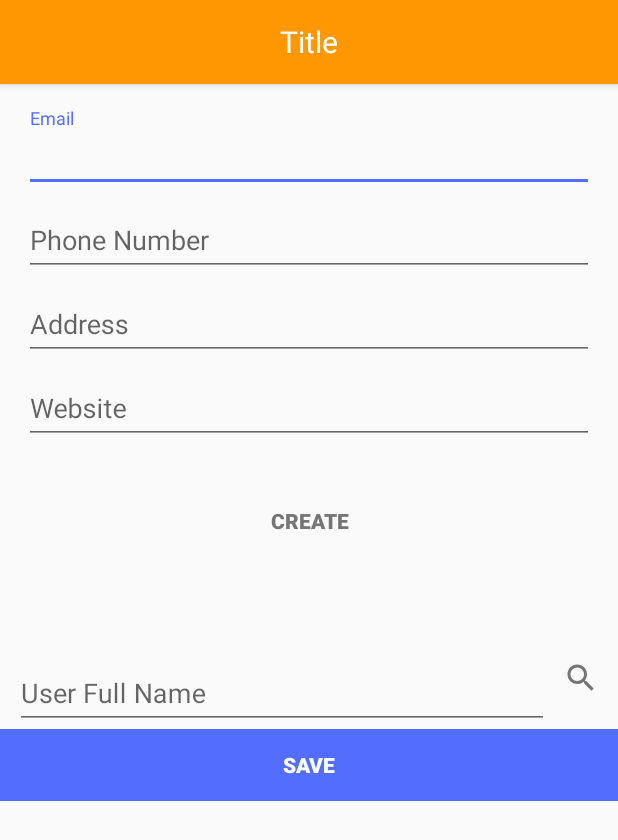
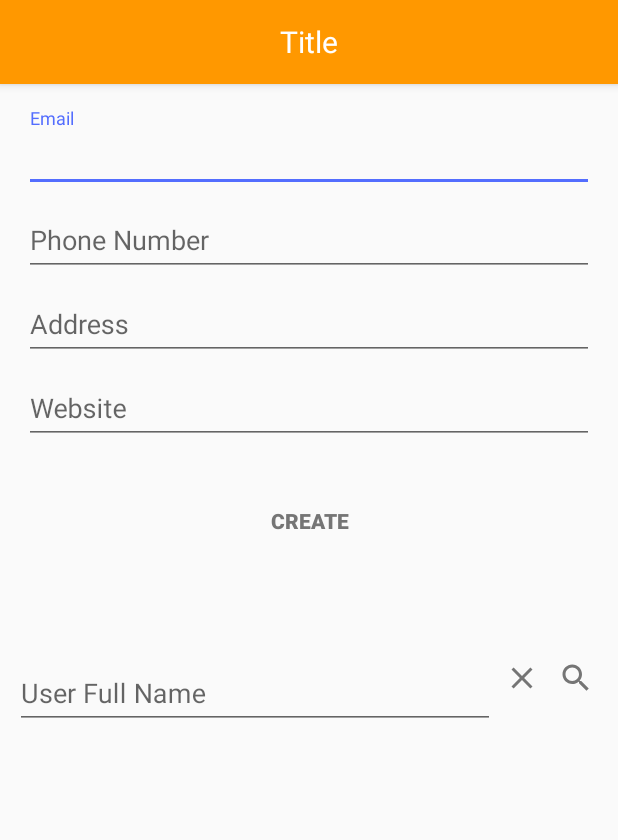
Before and after one commit to konstantinosraptis91/business-card-wallet, an Android app: the SearchBusinessCardFragment screen opened directly, with no data from a screen before it, on a phone screen of 412 x 824 dp. Shown: the top 840 px of the screen. Run offline under Robolectric (Android 15) with nearby library versions, the phone set to English and light mode, and no system bars; libraries missing offline, so code that uses them is left out: io.realm; 4 statements that could not run were skipped.

Commit message:
search and add card to wallet implemented. Minor changes in UI

```diff
--- a/app/src/main/java/gr/bcw/business_card_wallet/fragment/AddedBusinessCardsFragment.java
+++ b/app/src/main/java/gr/bcw/business_card_wallet/fragment/AddedBusinessCardsFragment.java
@@ -217,7 +217,7 @@ public class AddedBusinessCardsFragment extends Fragment implements SwipeRefresh
     private class SaveWalletEntryTask extends AsyncTask<WalletEntryWebService, Void, BusinessCard> {
 
         private String token;
-        private WalletEntry entry;
+        private final WalletEntry entry;
         private String message = "";
 
         public SaveWalletEntryTask(WalletEntry entry, String token) {
@@ -246,7 +246,6 @@ public class AddedBusinessCardsFragment extends Fragment implements SwipeRefresh
 
             if (card != null) {
                 // wallet entry saved successfully
-                Toast.makeText(getActivity(), "success", Toast.LENGTH_LONG).show();
                 Log.d(TAG, "wallet entry saved successfully");
                 Log.d(TAG, card.toString());
 
--- a/app/src/main/java/gr/bcw/business_card_wallet/webservice/WalletEntryWebServiceImpl.java
+++ b/app/src/main/java/gr/bcw/business_card_wallet/webservice/WalletEntryWebServiceImpl.java
@@ -1,6 +1,4 @@
 package gr.bcw.business_card_wallet.webservice;
-
-import android.util.Log;
 
 import java.io.IOException;
 import java.net.HttpURLConnection;
--- /dev/null
+++ b/app/src/main/res/drawable/ic_clear_black_24dp.xml
@@ -0,0 +1,9 @@
+<vector xmlns:android="http://schemas.android.com/apk/res/android"
+        android:width="24dp"
+        android:height="24dp"
+        android:viewportWidth="24.0"
+        android:viewportHeight="24.0">
+    <path
+        android:fillColor="#FF000000"
+        android:pathData="M19,6.41L17.59,5 12,10.59 6.41,5 5,6.41 10.59,12 5,17.59 6.41,19 12,13.41 17.59,19 19,17.59 13.41,12z"/>
+</vector>
--- a/app/src/main/res/layout/fragment_search_business_card.xml
+++ b/app/src/main/res/layout/fragment_search_business_card.xml
@@ -50,6 +50,15 @@
             </android.support.design.widget.TextInputLayout>
 
             <ImageButton
+                android:id="@+id/clear_button"
+                android:layout_width="wrap_content"
+                android:layout_height="wrap_content"
+                android:layout_weight="1"
+                android:backgroundTint="@android:color/transparent"
+                android:src="@drawable/ic_clear_black_24dp"
+                android:tint="@color/colorSecondaryText" />
+
+            <ImageButton
                 android:id="@+id/search_button"
                 android:layout_width="wrap_content"
                 android:layout_height="wrap_content"
@@ -70,23 +79,4 @@
 
     </LinearLayout>
 
-    <LinearLayout
-        android:layout_width="match_parent"
-        android:layout_height="wrap_content"
-        android:layout_weight="1"
-        >
-
-        <Button
-            android:id="@+id/button_action"
-            android:layout_width="match_parent"
-            android:layout_height="wrap_content"
-            android:layout_centerInParent="true"
-            android:background="@color/colorAccent"
-            android:gravity="center"
-            android:text="@string/button_action_text"
-            android:textColor="@color/colorWhite"
-            android:textStyle="bold" />
-
-    </LinearLayout>
-
 </LinearLayout>
--- a/app/src/main/res/values/colors.xml
+++ b/app/src/main/res/values/colors.xml
@@ -15,4 +15,5 @@
     <color name="colorMyBusinessCard">#FFEDD3</color>
     <color name="colorAddedBusinessCard">#9DC3E0</color>
     <color name="colorDeleteButton">#E74856</color>
+    <color name="colorNonSavedAndNonMineBC">#FFF1BA</color>
 </resources>
--- a/build.gradle
+++ b/build.gradle
@@ -3,6 +3,7 @@
 buildscript {
     repositories {
         jcenter()
+        maven { url 'https://maven.google.com' }
     }
     dependencies {
         classpath 'com.android.tools.build:gradle:2.3.3'
```
Also changed, not shown: app/src/main/java/gr/bcw/business_card_wallet/adapter/BusinessCardAdapter.java (+97 -14 lines), app/src/main/java/gr/bcw/business_card_wallet/fragment/SearchBusinessCardFragment.java (+33 -18 lines), app/src/main/res/layout/row_business_card.xml (+8 -7 lines), gradle/wrapper/gradle-wrapper.properties.
